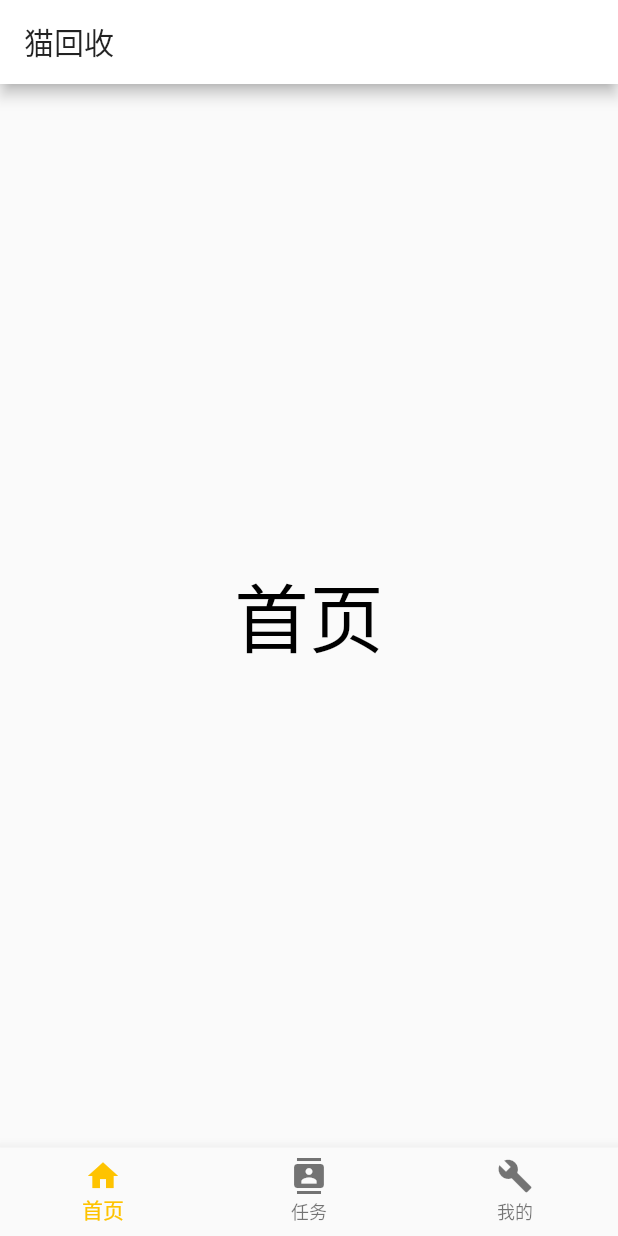
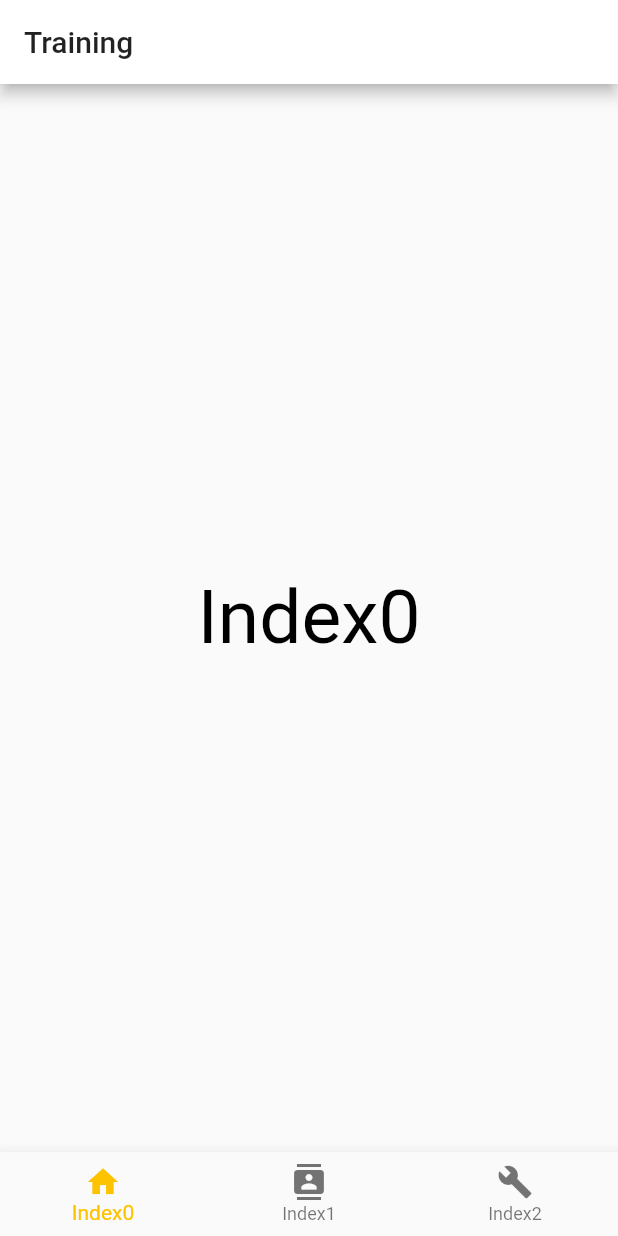
Before and after one commit to dgpGitH/flutter_training, a Flutter app: the screen it shows after launch, on a phone screen of 412 x 824 dp. Run offline on Flutter 3.47's test engine with Material 2 defaults, Android fonts, the phone set to English and light mode, and no system bars.

Commit message:
Initial commit

```diff
--- a/lib/main.dart
+++ b/lib/main.dart
@@ -30,21 +30,21 @@ class _MystatefulWidgeState extends State<MyStatefulWidget> {
   int _selectedIndex = 0;
   static const List<Widget> _widget = <Widget>[
     Text(
-      '首页',
+      'Index0',
       style: TextStyle(
         fontSize: 50,
         color: Colors.black,
       ),
     ),
       Text(
-      '任务',
+      'Index1',
       style: TextStyle(
         fontSize: 50,
         color: Colors.black,
       ),
     ),
     Text(
-      '我的',
+      'Index2',
       style: TextStyle(
         fontSize: 50,
         color: Colors.black,
@@ -56,7 +56,7 @@ class _MystatefulWidgeState extends State<MyStatefulWidget> {
   Widget build(BuildContext context) {
     return Scaffold(
       appBar: AppBar(
-        title: Text('猫回收'),
+        title: Text('Training'),
       ),
       body: Center(
         child: _widget.elementAt(_selectedIndex),
@@ -65,15 +65,15 @@ class _MystatefulWidgeState extends State<MyStatefulWidget> {
         items: const <BottomNavigationBarItem>[
           BottomNavigationBarItem(
             icon: Icon(Icons.home),
-            title: Text('首页'),
+            title: Text('Index0'),
           ),
           BottomNavigationBarItem(
             icon: Icon(Icons.contacts),
-            title: Text('任务'),
+            title: Text('Index1'),
           ),
           BottomNavigationBarItem(
             icon: Icon(Icons.build),
-            title: Text('我的'),
+            title: Text('Index2'),
           ),
         ],
         currentIndex: _selectedIndex,
```
